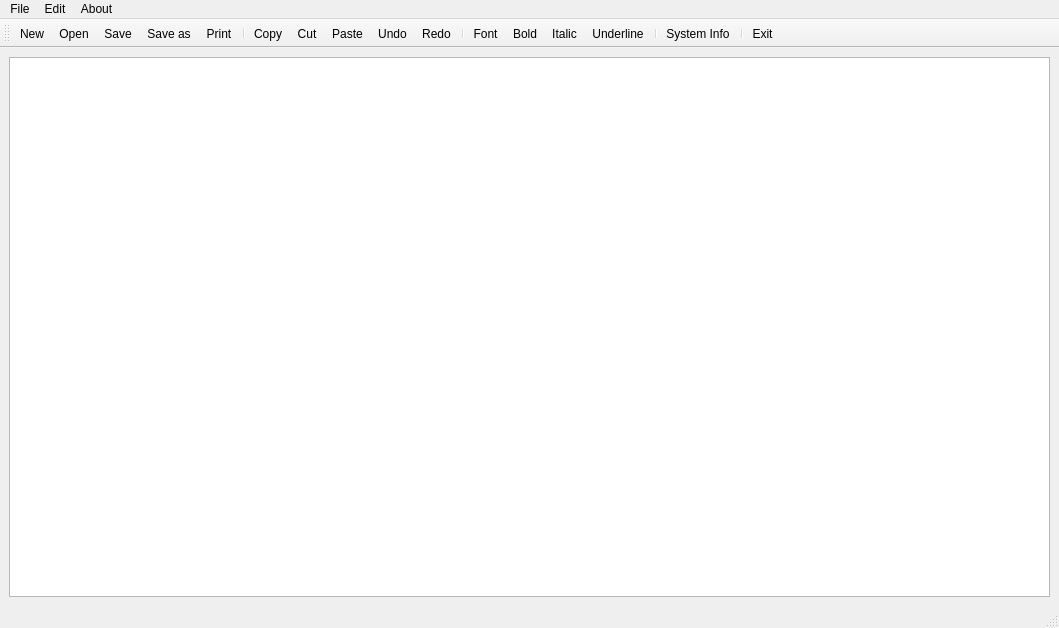
Old version of the form Notepad/notepad.ui in the repository femisharomi/notepad.
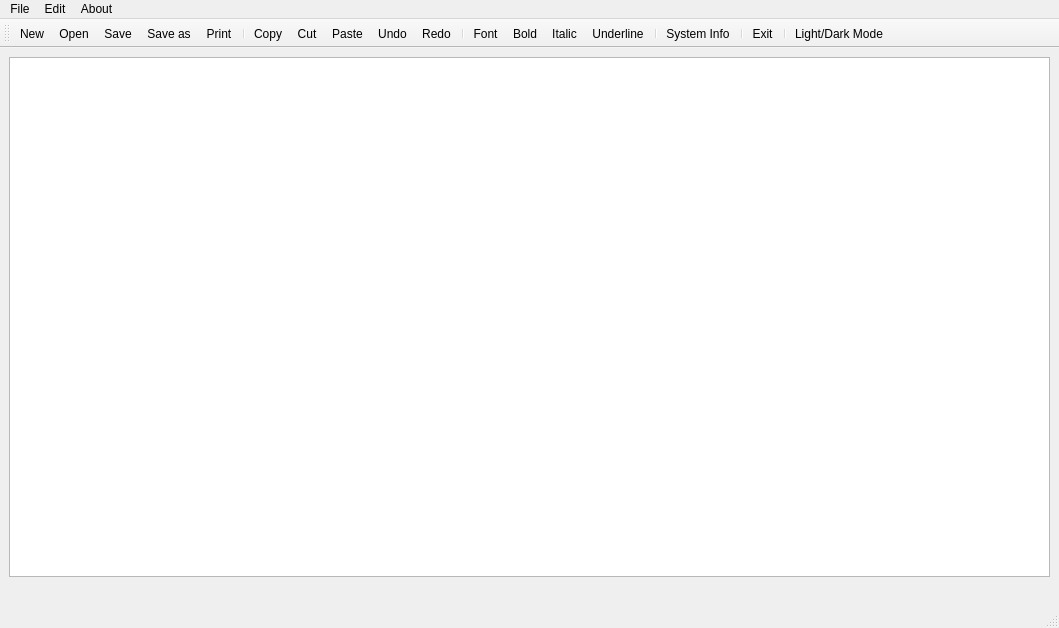
New version of the form. Icons and pictures are not drawn.

```diff
--- a/Notepad/notepad.ui
+++ b/Notepad/notepad.ui
@@ -18,6 +18,16 @@
     <item>
      <widget class="QTextEdit" name="textEdit"/>
     </item>
+    <item>
+     <widget class="QLabel" name="warningLabel">
+      <property name="styleSheet">
+       <string notr="true"/>
+      </property>
+      <property name="text">
+       <string/>
+      </property>
+     </widget>
+    </item>
    </layout>
   </widget>
   <widget class="QStatusBar" name="statusbar"/>
@@ -97,6 +107,8 @@
    <addaction name="actionSystem_Info"/>
    <addaction name="separator"/>
    <addaction name="actionExit"/>
+   <addaction name="separator"/>
+   <addaction name="actionLight_Dark_Mode"/>
   </widget>
   <action name="actionOpenDocument">
    <property name="icon">
@@ -320,6 +332,24 @@
     <enum>QAction::NoRole</enum>
    </property>
   </action>
+  <action name="actionLight_Dark_Mode">
+   <property name="checkable">
+    <bool>true</bool>
+   </property>
+   <property name="icon">
+    <iconset resource="../build-notepad-Qt_6_6_0_for_macOS-Debug/.rcc/notepad.qrc">
+     <normaloff>:/images/light_dark_mode.png</normaloff>:/images/light_dark_mode.png</iconset>
+   </property>
+   <property name="text">
+    <string>Light/Dark Mode</string>
+   </property>
+   <property name="toolTip">
+    <string>Light/Dark Mode</string>
+   </property>
+   <property name="menuRole">
+    <enum>QAction::NoRole</enum>
+   </property>
+  </action>
  </widget>
  <resources>
   <include location="../build-notepad-Qt_6_6_0_for_macOS-Debug/.rcc/notepad.qrc"/>
```
